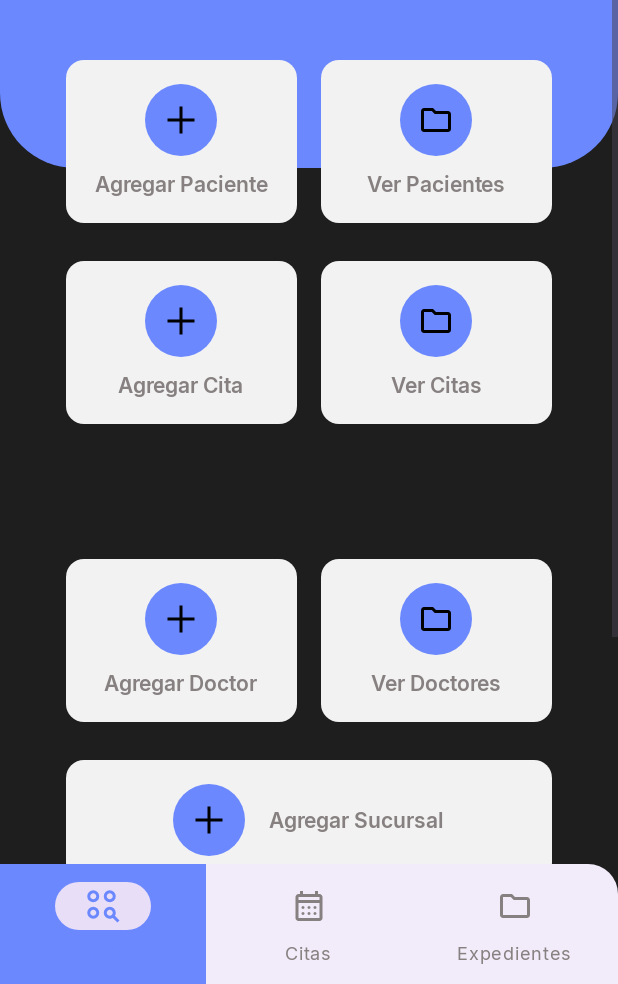
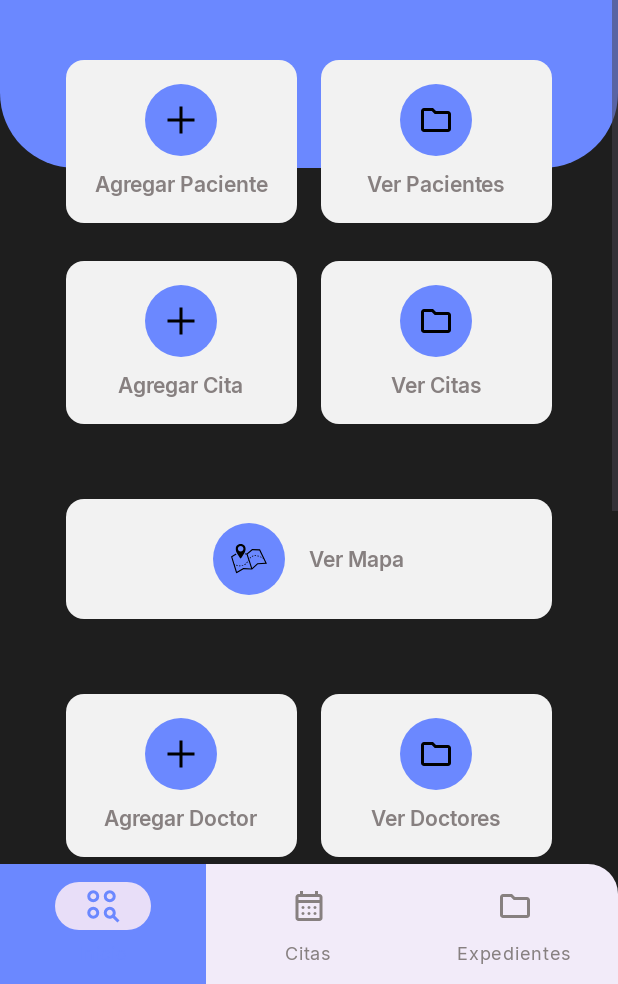
Before and after one commit to Doisaac/parcial2-dam, an Android app: the DashboardFragment screen opened directly, with no data from a screen before it, on a phone screen of 412 x 824 dp, the part 252-1236 px from its top. Run offline under Robolectric (Android 15) with nearby library versions, the phone set to English and light mode, and no system bars.

Commit message:
Agregar layout y vector de mapa en dashboard (aun no redirige a la actividad de mapa)

```diff
--- /dev/null
+++ b/app/src/main/res/drawable/ic_maps.xml
@@ -0,0 +1,50 @@
+<vector xmlns:android="http://schemas.android.com/apk/res/android" xmlns:aapt="http://schemas.android.com/aapt"
+android:viewportWidth="375"
+android:viewportHeight="375"
+android:width="500dp"
+android:height="500dp">
+<path
+    android:pathData="M245.773438 148.679688L246.542969 156.132812C249.007812 155.894531 251.558594 155.765625 254.132812 155.765625C256.253906 155.765625 258.441406 155.851562 260.632812 156.019531L261.226562 148.550781C258.839844 148.371094 256.453125 148.277344 254.132812 148.277344C251.304688 148.277344 248.496094 148.414062 245.773438 148.679688"
+    android:fillColor="#000000" />
+<path
+    android:pathData="M216.273438 157.953125L220.152344 164.417969C224.167969 162.121094 228.445312 160.257812 232.859375 158.878906L230.523438 151.746094C225.574219 153.289062 220.777344 155.378906 216.273438 157.953125"
+    android:fillColor="#000000" />
+<path
+    android:pathData="M113.734375 260.226562C118.792969 259.222656 123.773438 257.8125 128.535156 256.035156L125.789062 249.039062C121.421875 250.667969 116.851562 251.964844 112.203125 252.886719L113.734375 260.226562"
+    android:fillColor="#000000" />
+<path
+    android:pathData="M193.25 177.980469L199.28125 182.609375C202.296875 178.867188 205.527344 175.464844 208.886719 172.511719L203.746094 166.949219C200.066406 170.191406 196.535156 173.902344 193.25 177.980469"
+    android:fillColor="#000000" />
+<path
+    android:pathData="M83.851562 254.277344L83.171875 261.734375C86.597656 262.035156 90.027344 262.1875 93.367188 262.1875C95.078125 262.1875 96.796875 262.148438 98.480469 262.070312L98.117188 254.585938C96.554688 254.660156 94.953125 254.695312 93.367188 254.695312C90.253906 254.695312 87.054688 254.554688 83.851562 254.277344"
+    android:fillColor="#000000" />
+<path
+    android:pathData="M150.15625 235.117188C146.445312 238.085938 142.535156 240.757812 138.53125 243.050781L142.417969 249.511719C146.761719 247.019531 151.003906 244.128906 155.019531 240.914062L150.15625 235.117188"
+    android:fillColor="#000000" />
+<path
+    android:pathData="M169.601562 214.746094C166.714844 218.613281 163.65625 222.253906 160.515625 225.566406L166.148438 230.65625C169.492188 227.128906 172.742188 223.257812 175.804688 219.15625L169.601562 214.746094"
+    android:fillColor="#000000" />
+<path
+    android:pathData="M53.402344 255.65625C58.292969 257.210938 63.234375 258.503906 68.089844 259.507812L69.679688 252.179688C65.085938 251.230469 60.410156 250.003906 55.777344 248.53125L53.402344 255.65625"
+    android:fillColor="#000000" />
+<path
+    android:pathData="M301.945312 167.230469C306.210938 169.113281 310.578125 171.25 314.933594 173.574219L318.617188 167C314.09375 164.585938 309.550781 162.367188 305.109375 160.40625L301.945312 167.230469"
+    android:fillColor="#000000" />
+<path
+    android:pathData="M274.707031 158.117188C279.1875 159.097656 283.835938 160.398438 288.527344 161.984375L291.039062 154.90625C286.078125 153.230469 281.144531 151.851562 276.386719 150.808594L274.707031 158.117188"
+    android:fillColor="#000000" />
+<group>
+    <clip-path
+        android:pathData="M0.136719 83.210938L374.863281 83.210938L374.863281 337.472656L0.136719 337.472656ZM0.136719 83.210938" />
+    <path
+        android:pathData="M278.84375 230.871094L274.738281 231.128906L271.714844 233.917969L220.65625 281.019531L173.214844 138.273438L223.691406 95.210938L294.664062 97.867188L332.019531 174.753906C331.875 174.660156 331.726562 174.570312 331.585938 174.480469L327.476562 180.804688C331.179688 183.097656 334.871094 185.535156 338.480469 188.050781L356.882812 225.925781ZM302.050781 86.539062L219.605469 83.457031L164.511719 130.457031L150.898438 128.0625C149.121094 131.523438 147.175781 135.109375 145.066406 138.804688L162.179688 141.820312L180.664062 197.4375C179.625 199.328125 178.558594 201.179688 177.484375 202.972656L183.683594 206.523438L209.871094 285.335938L130.625 281.714844L127.203125 281.554688L124.242188 283.289062L61.324219 320.097656L39.472656 249.804688L42.296875 243.519531C40.21875 242.628906 38.355469 241.777344 36.738281 241L13.820312 167.269531L56.691406 139.582031C54.683594 136.085938 52.816406 132.6875 51.101562 129.394531L0.136719 162.308594L54.585938 337.472656L130.097656 293.292969L219.988281 297.40625L279.578125 242.441406L374.863281 236.402344L302.050781 86.539062"
+        android:fillColor="#000000" />
+</group>
+<group>
+    <clip-path
+        android:pathData="M47 30L154 30L154 185L47 185ZM47 30" />
+    <path
+        android:pathData="M71.632812 79.925781C71.632812 63.898438 84.628906 50.902344 100.65625 50.902344C116.6875 50.902344 129.679688 63.898438 129.679688 79.925781C129.679688 95.953125 116.6875 108.949219 100.65625 108.949219C84.628906 108.949219 71.632812 95.953125 71.632812 79.925781ZM153.917969 83.257812C153.917969 53.84375 130.074219 29.996094 100.65625 29.996094C71.242188 29.996094 47.394531 53.84375 47.394531 83.257812C47.394531 117.617188 100.65625 184.78125 100.65625 184.78125C100.65625 184.78125 153.917969 117.617188 153.917969 83.257812"
+        android:fillColor="#000000" />
+</group>
+</vector>
--- a/app/src/main/res/layout/fragment_dashboard.xml
+++ b/app/src/main/res/layout/fragment_dashboard.xml
@@ -17,7 +17,7 @@
         <!-- Contenido: texto y cards -->
         <LinearLayout
             android:layout_width="match_parent"
-            android:layout_height="wrap_content"
+            android:layout_height="1088dp"
             android:orientation="vertical"
             android:paddingHorizontal="44dp"
             android:paddingTop="72dp">
@@ -162,12 +162,44 @@
                         android:text="Ver Citas" />
                 </LinearLayout>
             </LinearLayout>
+            <!-- Fila mapa -->
+            <LinearLayout
+                android:layout_width="match_parent"
+                android:layout_height="wrap_content"
+                android:layout_marginTop="50dp"
+                android:gravity="center"
+                android:orientation="horizontal">
+                <LinearLayout
+                    android:id="@+id/cardVerMapa"
+                    style="@style/HadogaCardButton"
+                    android:layout_width="match_parent"
+                    android:layout_height="wrap_content"
+                    android:gravity="center_vertical|center_horizontal"
+                    android:orientation="horizontal"
+                    android:paddingHorizontal="24dp"
+                    android:paddingVertical="12dp">
 
+                    <ImageView
+                        android:layout_width="48dp"
+                        android:layout_height="48dp"
+                        android:background="@drawable/bg_icon_circle"
+                        android:padding="12dp"
+                        android:src="@drawable/ic_maps"
+                        android:tint="#000000" />
+
+                    <TextView
+                        style="@style/HadogaCardText"
+                        android:layout_width="wrap_content"
+                        android:layout_height="wrap_content"
+                        android:layout_marginStart="16dp"
+                        android:text="Ver Mapa" />
+                </LinearLayout>
+            </LinearLayout>
             <!-- Tercera Fila -->
             <LinearLayout
                 android:layout_width="match_parent"
                 android:layout_height="wrap_content"
-                android:layout_marginTop="90dp"
+                android:layout_marginTop="50dp"
                 android:gravity="center"
                 android:orientation="horizontal"
                 android:translationY="0dp"
```
